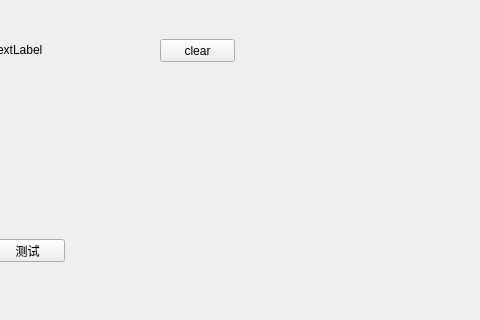
Before: the Qt Designer form pyqt_intro/pyqt5_designer/01_button_clicked.ui in screamff/Hello-Python, drawn with Qt 5; both pictures show x 320 to 800 and y 121 to 441 of the 800 by 600 pixel window.
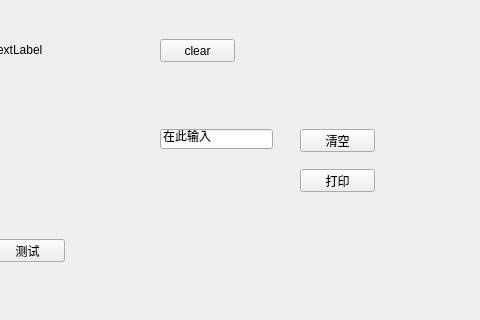
After: the same form once the commit is applied.

```diff
--- a/pyqt_intro/pyqt5_designer/01_button_clicked.ui
+++ b/pyqt_intro/pyqt5_designer/01_button_clicked.ui
@@ -161,6 +161,45 @@
      <string>测试</string>
     </property>
    </widget>
+   <widget class="QLineEdit" name="lineEdit">
+    <property name="geometry">
+     <rect>
+      <x>480</x>
+      <y>250</y>
+      <width>113</width>
+      <height>20</height>
+     </rect>
+    </property>
+    <property name="text">
+     <string>在此输入</string>
+    </property>
+   </widget>
+   <widget class="QPushButton" name="clear_button">
+    <property name="geometry">
+     <rect>
+      <x>620</x>
+      <y>250</y>
+      <width>75</width>
+      <height>23</height>
+     </rect>
+    </property>
+    <property name="text">
+     <string>清空</string>
+    </property>
+   </widget>
+   <widget class="QPushButton" name="pushButton_7">
+    <property name="geometry">
+     <rect>
+      <x>620</x>
+      <y>290</y>
+      <width>75</width>
+      <height>23</height>
+     </rect>
+    </property>
+    <property name="text">
+     <string>打印</string>
+    </property>
+   </widget>
   </widget>
   <widget class="QMenuBar" name="menubar">
    <property name="geometry">
```
Left out of the diff: 16 changed lines with no effect on the pictures.
